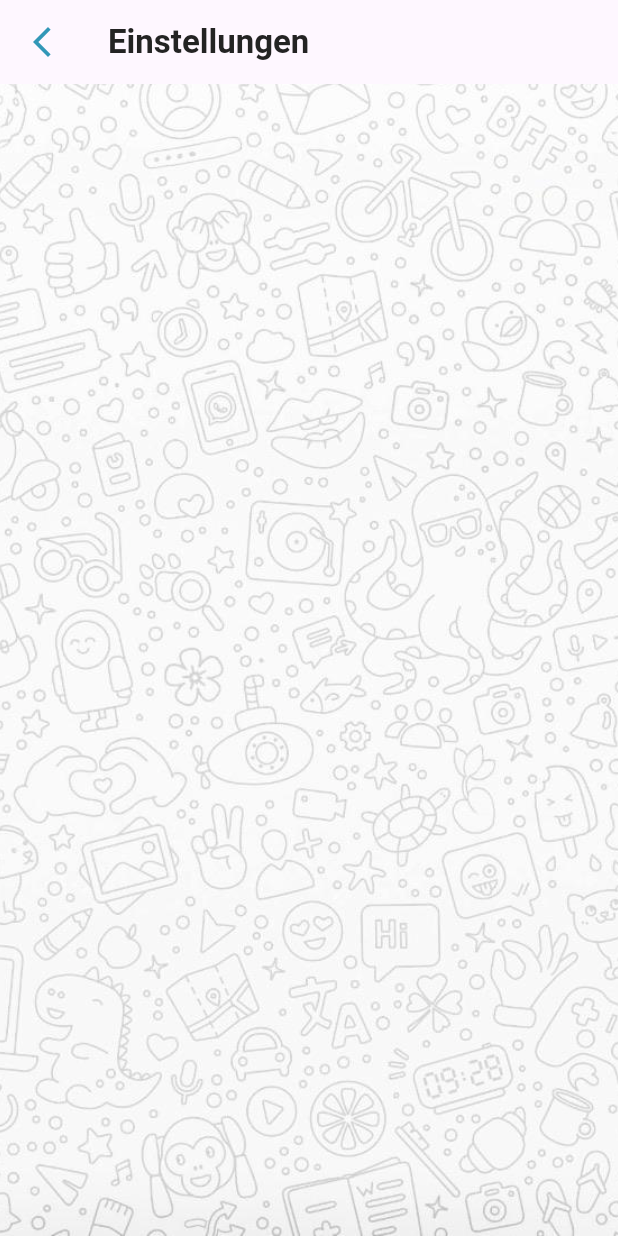
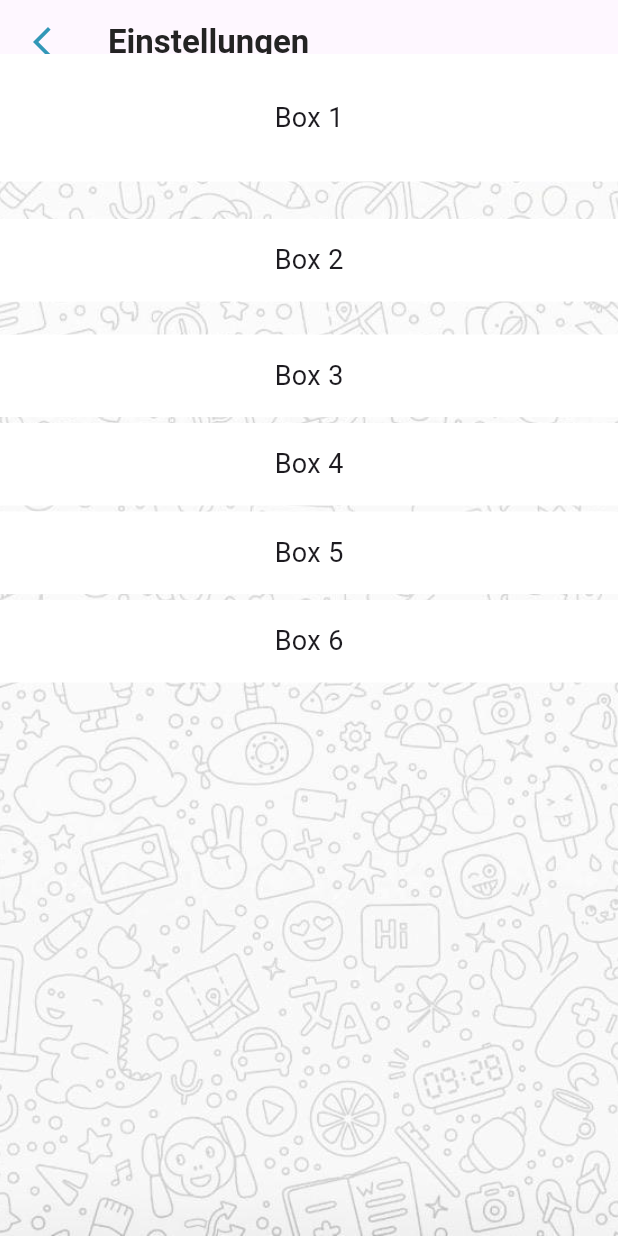
Before and after one commit to melmmarc/kibuddy, a Flutter app: the SettingsPage screen opened directly, on a phone screen of 412 x 824 dp. Run offline on Flutter 3.47's test engine with Material 3 defaults, Android fonts, the phone set to English and light mode, and no system bars.

Commit message:
added blank settings boxes

```diff
--- a/kibuddy/lib/screens/chat.dart
+++ b/kibuddy/lib/screens/chat.dart
@@ -16,6 +16,7 @@ class _ChatPageState extends State<ChatPage> {
   bool _isSecondGreyBubbleVisible = false;
   bool _isThirdGreyBubbleVisible = false;
   bool _isFourthGreyBubbleVisible = false;
+
 
   @override
   Widget build(BuildContext context) {
--- a/kibuddy/lib/screens/settings.dart
+++ b/kibuddy/lib/screens/settings.dart
@@ -1,8 +1,9 @@
 import 'package:flutter/material.dart';
+// ignore: unused_import
 import 'kibuddy.dart';
 
 class SettingsPage extends StatelessWidget {
-  const SettingsPage({super.key, Key? key2});
+  const SettingsPage({super.key});
 
   @override
   Widget build(BuildContext context) {
@@ -23,20 +24,10 @@ class SettingsPage extends StatelessWidget {
                 icon: const Icon(Icons.arrow_back_ios_new),
                 color: const Color(0xFF3297B7),
                 onPressed: () {
-    Navigator.push(
-  context,
-  MaterialPageRoute(
-    builder: (context) => const KIBuddyPage(
-      firstMessageClicked: false,
-      secondMessageClicked: false,
-      thirdMessageClicked: false,
-      fourthMessageClicked: false,
-    ),
-  ),
-);
+                  Navigator.pop(context);
                 },
               ),
-  automaticallyImplyLeading: false, // This removes the automatically generated back button
+              automaticallyImplyLeading: false,
               title: const Text(
                 'Einstellungen',
                 style: TextStyle(
@@ -47,8 +38,38 @@ class SettingsPage extends StatelessWidget {
               ),
             ),
             Expanded(
+              child: ListView.builder(
+                itemCount: 6, // Number of white boxes
+                itemBuilder: (context, index) {
+  return index == 0
+      ? Transform.translate(
+          offset: const Offset(0, -20),
           child: Container(
-                // Your chat content goes here
+            height: 85, // Adjust height as needed
+            color: Colors.white,
+            margin: const EdgeInsets.only(bottom: 5),
+            child: Center(
+              child: Text(
+                'Box ${index + 1}',
+                style: const TextStyle(fontSize: 18),
+              ),
+            ),
+          ),
+        )
+      : Container(
+          height: 55, // Adjust height as needed
+          color: Colors.white,
+          margin: index == 1
+              ? const EdgeInsets.fromLTRB(0, 0, 0, 20) // Add 30px more margin at the bottom for Box 2
+              : const EdgeInsets.symmetric(vertical: 2), // Standard margin
+          child: Center(
+            child: Text(
+              'Box ${index + 1}',
+              style: const TextStyle(fontSize: 18),
+            ),
+          ),
+        );
+},
               ),
             ),
           ],
--- a/kibuddy/pubspec.yaml
+++ b/kibuddy/pubspec.yaml
@@ -61,6 +61,7 @@ flutter:
     - assets/images/red.png
     - assets/images/kibuddy-face.png
     - assets/images/kibuddy-body.png
+    - assets/images/kibuddy-circled.png
 
   # The following line ensures that the Material Icons font is
   # included with your application, so that you can use the icons in
```
Also changed, not shown: kibuddy/assets/images/kibuddy-circled.png (added). Lines whose indentation alone changed are shown as unchanged.
